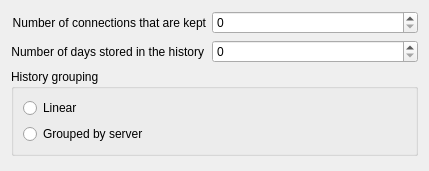
This is src/history/history_settings_form.ui in navrocky/urtconnector as Qt 5 draws it before an edit. The edited form follows.
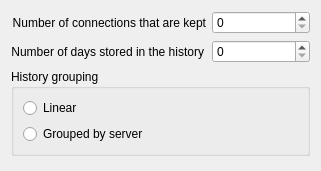
This is the edited form.

Patch:
```diff
--- a/src/history/history_settings_form.ui
+++ b/src/history/history_settings_form.ui
@@ -6,7 +6,7 @@
    <rect>
     <x>0</x>
     <y>0</y>
-    <width>429</width>
+    <width>321</width>
     <height>171</height>
    </rect>
   </property>
@@ -16,6 +16,9 @@
   <layout class="QVBoxLayout" name="verticalLayout_2">
    <item>
     <layout class="QFormLayout" name="formLayout">
+     <property name="labelAlignment">
+      <set>Qt::AlignLeading|Qt::AlignLeft|Qt::AlignVCenter</set>
+     </property>
      <item row="0" column="0">
       <widget class="QLabel" name="number_in_history_label">
        <property name="text">
```
